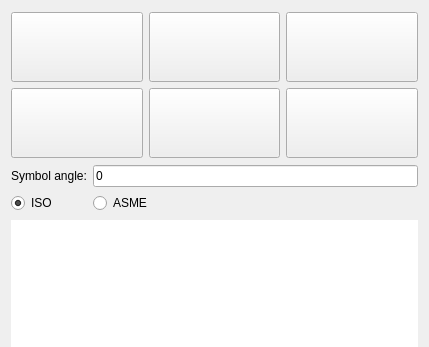
This is src/Mod/TechDraw/Gui/TaskSurfaceFinishSymbols.ui in southseact-3d/fcd as Qt 5 draws it before an edit; both pictures show x 0 to 429 and y 0 to 347 of the 429 by 534 pixel window. The edited form follows.
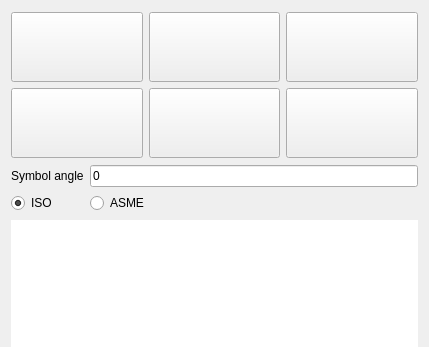
This is the edited form.

```diff
--- a/src/Mod/TechDraw/Gui/TaskSurfaceFinishSymbols.ui
+++ b/src/Mod/TechDraw/Gui/TaskSurfaceFinishSymbols.ui
@@ -245,7 +245,7 @@
      <item row="0" column="0">
       <widget class="QLabel" name="lbAngle">
        <property name="text">
-        <string>Symbol angle:</string>
+        <string>Symbol angle</string>
        </property>
       </widget>
      </item>
```
